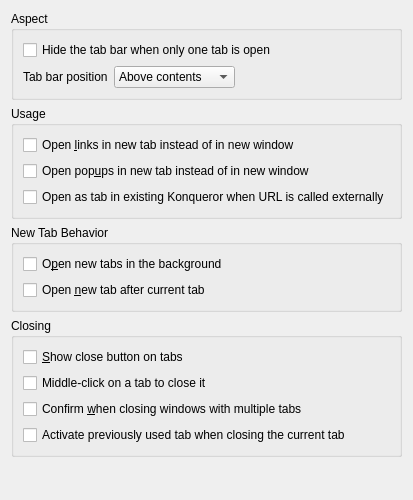
Old version of the form settings/konqhtml/tabs/tabsoptions.ui in the repository KDE/konqueror.
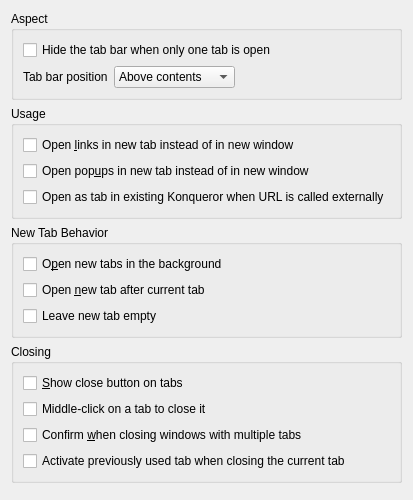
New version of the form.

Commit message: Allow the user to choose to open the start page when creating a new tab

The edit to the form file:
```diff
--- a/settings/konqhtml/tabs/tabsoptions.ui
+++ b/settings/konqhtml/tabs/tabsoptions.ui
@@ -152,6 +152,16 @@
         </property>
        </widget>
       </item>
+      <item>
+       <widget class="QCheckBox" name="m_newTabEmpty">
+        <property name="toolTip">
+         <string>&lt;html&gt;&lt;head/&gt;&lt;body&gt;&lt;p&gt;Whether to leave the new tab empty or not. If this is unchecked, the new tab will load the same URL loaded when creating a new window&lt;/p&gt;&lt;/body&gt;&lt;/html&gt;</string>
+        </property>
+        <property name="text">
+         <string>Leave new tab empty</string>
+        </property>
+       </widget>
+      </item>
      </layout>
     </widget>
    </item>
```
Left out of the diff: 6 changed lines with no effect on the pictures. The commit also changes 4 other files.
